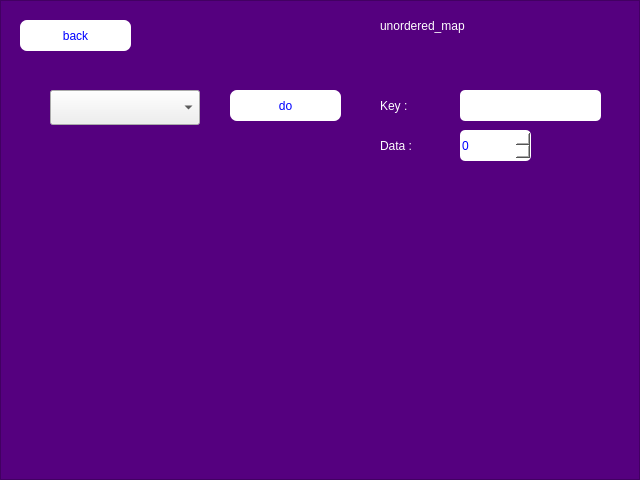
Above: super_task1/unordered_map.ui from FridrixJo/LABA-7 before the change. Below: the same form after it.
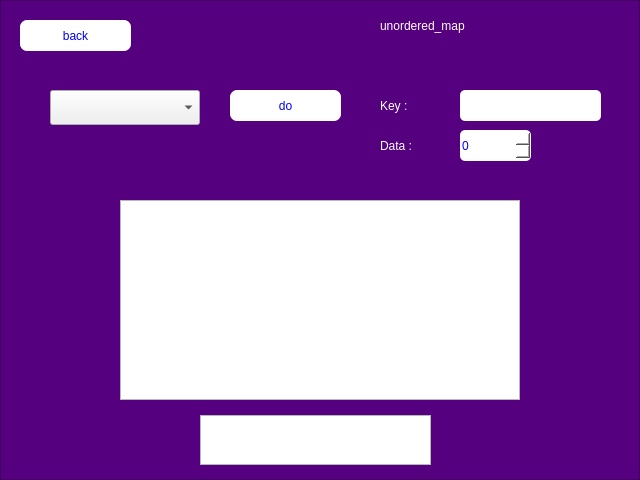
That is the form after the change.

```diff
--- a/super_task1/unordered_map.ui
+++ b/super_task1/unordered_map.ui
@@ -158,6 +158,26 @@
      <string>Data :</string>
     </property>
    </widget>
+   <widget class="QTableWidget" name="tableWidget">
+    <property name="geometry">
+     <rect>
+      <x>120</x>
+      <y>200</y>
+      <width>400</width>
+      <height>200</height>
+     </rect>
+    </property>
+   </widget>
+   <widget class="QTextEdit" name="InfoSet">
+    <property name="geometry">
+     <rect>
+      <x>200</x>
+      <y>415</y>
+      <width>231</width>
+      <height>50</height>
+     </rect>
+    </property>
+   </widget>
   </widget>
  </widget>
  <resources/>
```
